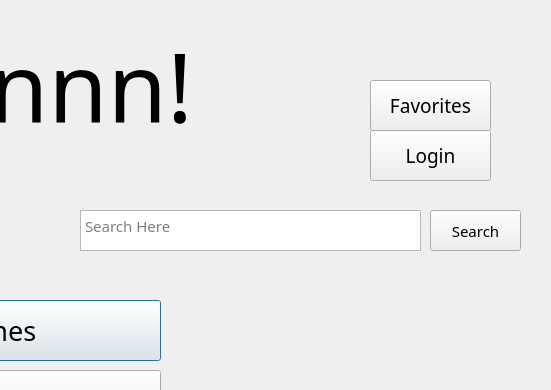
Qt form Final Presentatiosn/CategoryPageFinal.ui (Mhrshd-fllh/AP_Project4012) before a commit; both pictures show x 440 to 991 and y 0 to 390 of the 991 by 841 pixel window.
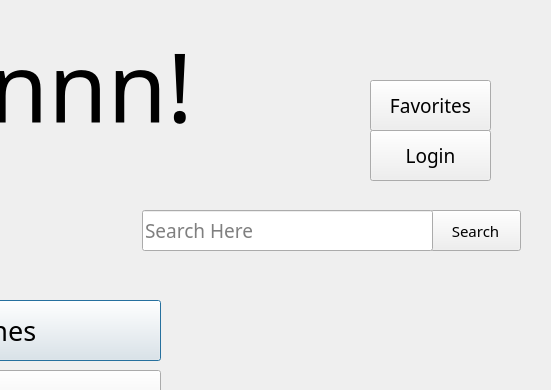
The same form after that commit. Icons and pictures are not drawn.

Patch:
```diff
--- a/Final Presentatiosn/CategoryPageFinal.ui
+++ b/Final Presentatiosn/CategoryPageFinal.ui
@@ -171,25 +171,6 @@
     <string>Search</string>
    </property>
   </widget>
-  <widget class="QTextEdit" name="SearchBox">
-   <property name="geometry">
-    <rect>
-     <x>520</x>
-     <y>210</y>
-     <width>341</width>
-     <height>41</height>
-    </rect>
-   </property>
-   <property name="font">
-    <font>
-     <family>Cooper Black</family>
-     <pointsize>11</pointsize>
-    </font>
-   </property>
-   <property name="placeholderText">
-    <string>Search Here</string>
-   </property>
-  </widget>
   <widget class="QLabel" name="label">
    <property name="geometry">
     <rect>
@@ -437,6 +418,19 @@
     <string>Login</string>
    </property>
   </widget>
+  <widget class="QLineEdit" name="SearchBox">
+   <property name="geometry">
+    <rect>
+     <x>582</x>
+     <y>210</y>
+     <width>291</width>
+     <height>41</height>
+    </rect>
+   </property>
+   <property name="placeholderText">
+    <string>Search Here</string>
+   </property>
+  </widget>
  </widget>
  <resources/>
  <connections/>
```
